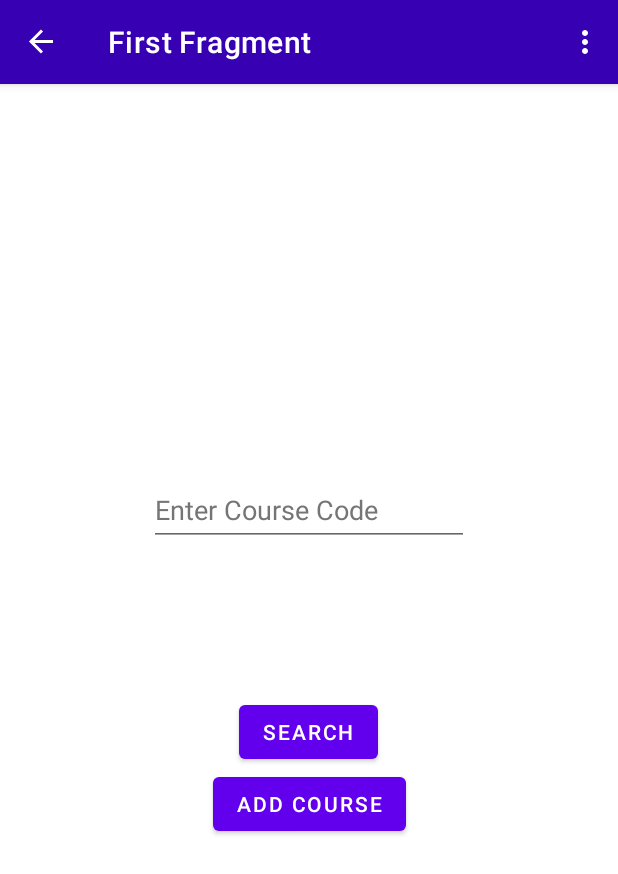
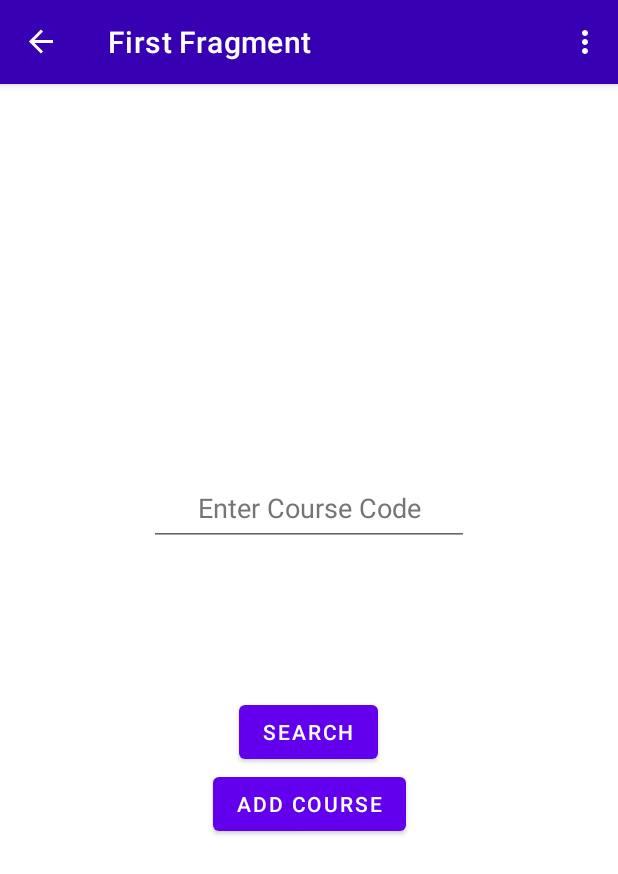
Before and after one commit to arnavp103/UTT, an Android app: the FirstFragment screen opened through its navigation route, on a phone screen of 412 x 824 dp. Shown: the top 874 px of the screen. Run offline under Robolectric (Android 15) with nearby library versions, the phone set to English and light mode, and no system bars; our stand-ins replace Firebase (no records; nobody signed in at launch, a user with empty details on screens opened directly), navigation-ui.

Commit message:
Centered Hint Text

```diff
--- a/app/src/main/res/layout/fragment_first.xml
+++ b/app/src/main/res/layout/fragment_first.xml
@@ -35,6 +35,9 @@
         android:autofillHints=""
         android:ems="10"
         android:hint="@string/Enter_course_code"
+        android:layout_centerInParent="true"
+        android:ellipsize="start"
+        android:gravity="center_horizontal"
         android:inputType="textPersonName"
         android:minHeight="48dp"
         android:textColorHint="#757575"
```
